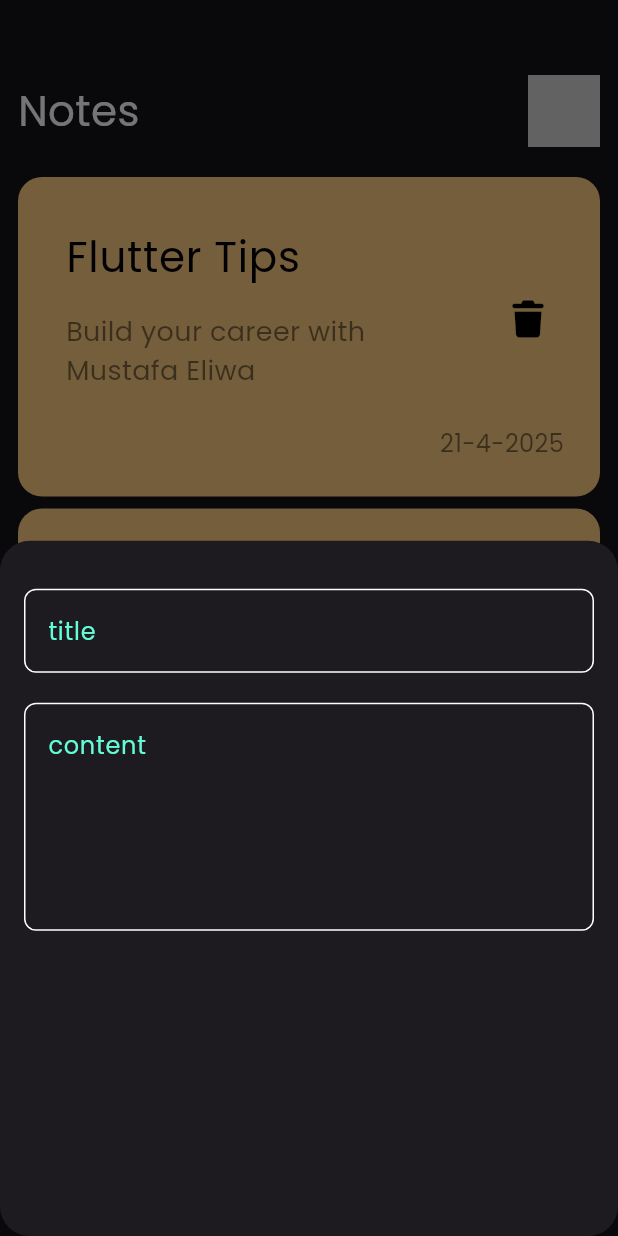
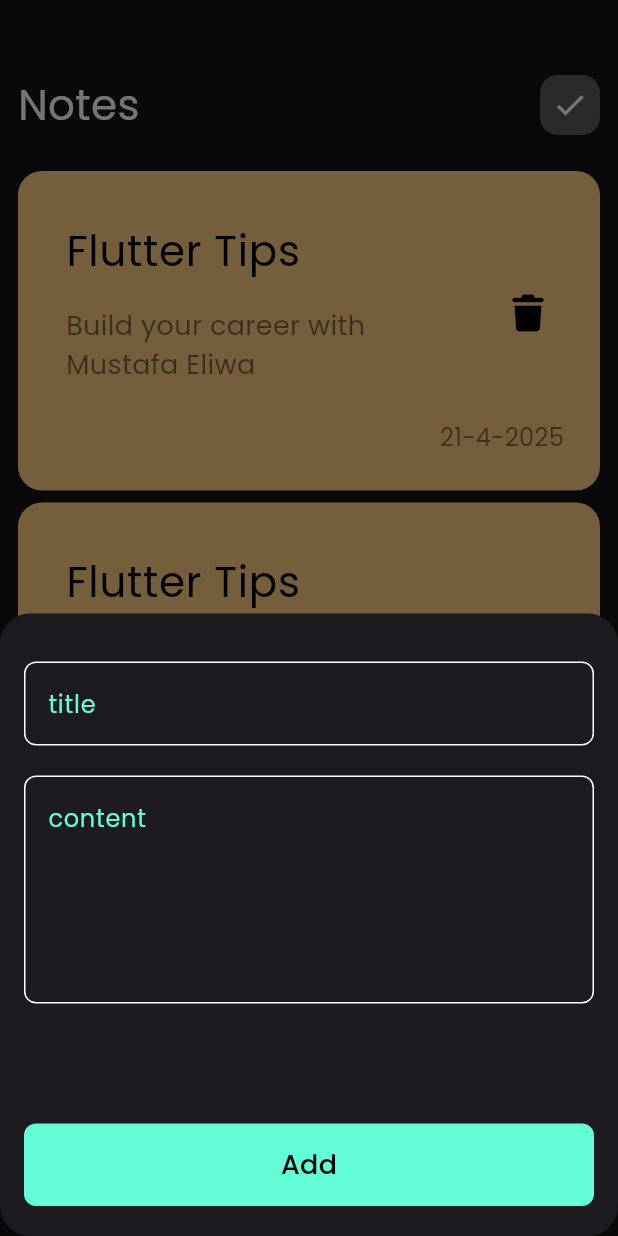
Before and after one commit to el3oss1/notes_app, a Flutter app: the screen it shows after launch, after a tap on an icon or button, on a phone screen of 412 x 824 dp. Run offline on Flutter 3.47's test engine with Material 3 defaults, Android fonts, the phone set to English and light mode, and no system bars; our stand-ins replace font_awesome_flutter.

Commit message:
edit mode view ui has finished

```diff
--- a/lib/view/notes_view.dart
+++ b/lib/view/notes_view.dart
@@ -4,6 +4,8 @@ import 'package:font_awesome_flutter/font_awesome_flutter.dart';
 import 'package:notes_app/view/widgets/add_notes_bottom_sheet.dart';
 
 import 'package:notes_app/view/widgets/notes_view_body.dart';
+
+import '../constants.dart';
 
 class NotesView extends StatelessWidget {
   const NotesView({super.key});
@@ -12,9 +14,13 @@ class NotesView extends StatelessWidget {
   Widget build(BuildContext context) {
     return Scaffold(
       floatingActionButton: FloatingActionButton(
+        backgroundColor: Colors.black,
         onPressed: () {
           showModalBottomSheet(
-            shape: RoundedRectangleBorder(borderRadius: BorderRadius.circular(20)),
+
+            shape: RoundedRectangleBorder(
+              borderRadius: BorderRadius.circular(20),
+            ),
             context: context,
             builder: (context) {
               return const AddNotesBottomSheet();
--- a/lib/view/widgets/Custom_note_item.dart
+++ b/lib/view/widgets/Custom_note_item.dart
@@ -1,14 +1,25 @@
 import 'package:flutter/cupertino.dart';
 import 'package:flutter/material.dart';
 import 'package:font_awesome_flutter/font_awesome_flutter.dart';
+import 'package:notes_app/view/edit_note_view.dart';
 
 class NoteItem extends StatelessWidget {
   const NoteItem({super.key});
 
   @override
   Widget build(BuildContext context) {
-    return
-      Container(
+    return GestureDetector(
+      onTap: () {
+        Navigator.push(
+          context,
+          MaterialPageRoute(
+            builder: (context) {
+              return const EditNoteView();
+            },
+          ),
+        );
+      },
+      child: Container(
         padding: EdgeInsets.only(top: 24, bottom: 24, left: 16),
 
         decoration: BoxDecoration(
@@ -19,7 +30,6 @@ class NoteItem extends StatelessWidget {
         child: Column(
           crossAxisAlignment: CrossAxisAlignment.end,
           children: [
-
             ListTile(
               title: Text(
                 'Flutter Tips',
@@ -37,7 +47,11 @@ class NoteItem extends StatelessWidget {
               ),
               trailing: IconButton(
                 onPressed: () {},
-              icon: Icon(FontAwesomeIcons.trash, color: Colors.black, size: 24),
+                icon: Icon(
+                  FontAwesomeIcons.trash,
+                  color: Colors.black,
+                  size: 24,
+                ),
               ),
             ),
             Padding(
@@ -52,6 +66,7 @@ class NoteItem extends StatelessWidget {
             ),
           ],
         ),
+      ),
     );
   }
 }
--- a/lib/view/widgets/add_notes_bottom_sheet.dart
+++ b/lib/view/widgets/add_notes_bottom_sheet.dart
@@ -1,5 +1,6 @@
 import 'package:flutter/cupertino.dart';
 
+import 'custom_button.dart';
 import 'custom_text_field.dart';
 
 class AddNotesBottomSheet extends StatelessWidget {
@@ -9,13 +10,20 @@ class AddNotesBottomSheet extends StatelessWidget {
   Widget build(BuildContext context) {
     return Padding(
       padding: const EdgeInsets.symmetric(horizontal: 16.0),
+      child: SingleChildScrollView(
         child: Column(
           children: [
             const SizedBox(height: 32),
             CustomTextField(hint: 'title'),
             SizedBox(height: 20),
             CustomTextField(hint: 'content', maxLines: 5),
+            SizedBox(height: 80),
+            CustomButton(
+              hint: 'Add',
+            ),
+            SizedBox(height: 20),
           ],
+        ),
       ),
     );
   }
--- a/lib/view/widgets/custom_app_bar.dart
+++ b/lib/view/widgets/custom_app_bar.dart
@@ -1,18 +1,20 @@
 import 'package:flutter/cupertino.dart';
 import 'package:flutter/material.dart';
 
-import 'custom_search_icon.dart';
+import 'custom_icon.dart';
 
 class CustomAppBar extends StatelessWidget {
-  const CustomAppBar({super.key});
+  const CustomAppBar({super.key, required this.title, required this.icon});
+  final String title;
+  final IconData icon;
 
   @override
   Widget build(BuildContext context) {
-    return const Row(
+    return Row(
       children: [
-        Text('Notes', style: TextStyle(fontSize: 28, color: Colors.white)),
+        Text(title, style: TextStyle(fontSize: 28, color: Colors.white)),
         Spacer(),
-        CustomSearchIcon(),
+        CustomSearchIcon(icon: icon),
       ],
     );
   }
--- a/lib/view/widgets/custom_button.dart
+++ b/lib/view/widgets/custom_button.dart
@@ -0,0 +1,29 @@
+import 'package:flutter/cupertino.dart';
+import 'package:flutter/material.dart';
+import 'package:notes_app/constants.dart';
+
+class CustomButton extends StatelessWidget {
+  const CustomButton({super.key, required this.hint});
+ final String hint;
+  @override
+  Widget build(BuildContext context) {
+    return Container(
+      width: MediaQuery.of(context).size.width,
+      height: 55,
+      decoration: BoxDecoration(
+        borderRadius: BorderRadius.circular(8),
+        color: kPrimaryColor,
+      ),
+      child: Center(
+        child: Text(
+          hint,
+          style: TextStyle(
+            color: Colors.black,
+            fontSize: 18,
+            fontWeight: FontWeight.w500,
+          ),
+        ),
+      ),
+    );
+  }
+}
--- a/lib/view/widgets/notes_list_view.dart
+++ b/lib/view/widgets/notes_list_view.dart
@@ -6,7 +6,7 @@ class NotesListView extends StatelessWidget {
   @override
   Widget build(BuildContext context) {
     return  Padding(
-      padding:const EdgeInsets.symmetric(vertical: 16),
+      padding:const EdgeInsets.symmetric(vertical: 20),
       child: ListView.builder(
         padding: EdgeInsets.zero,
         itemBuilder: (context, index) {
--- a/lib/view/widgets/notes_view_body.dart
+++ b/lib/view/widgets/notes_view_body.dart
@@ -1,6 +1,7 @@
 import 'package:flutter/material.dart';
 import 'package:notes_app/view/widgets/notes_list_view.dart';
 import 'custom_app_bar.dart';
+
 class NotesViewBody extends StatelessWidget {
   const NotesViewBody({super.key});
 
@@ -10,8 +11,8 @@ class NotesViewBody extends StatelessWidget {
       padding: const EdgeInsets.symmetric(horizontal: 12),
       child: const Column(
         children: [
-          SizedBox(height: 50),
-          CustomAppBar(),
+          SizedBox(height: 50,),
+          CustomAppBar(title: 'Notes', icon: Icons.check),
           Expanded(child: NotesListView()),
         ],
       ),
```
Also changed, not shown: lib/view/edit_note_view.dart (+12 -0 lines), lib/view/widgets/edit_note_view_body.dart (+21 -6 lines). Lines whose indentation alone changed are shown as unchanged.
